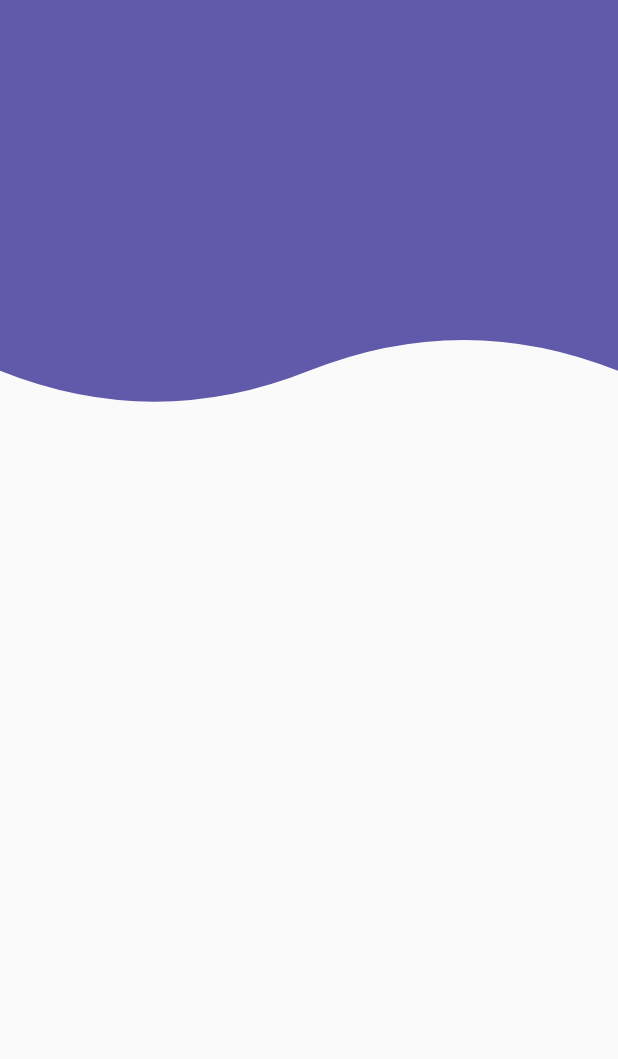
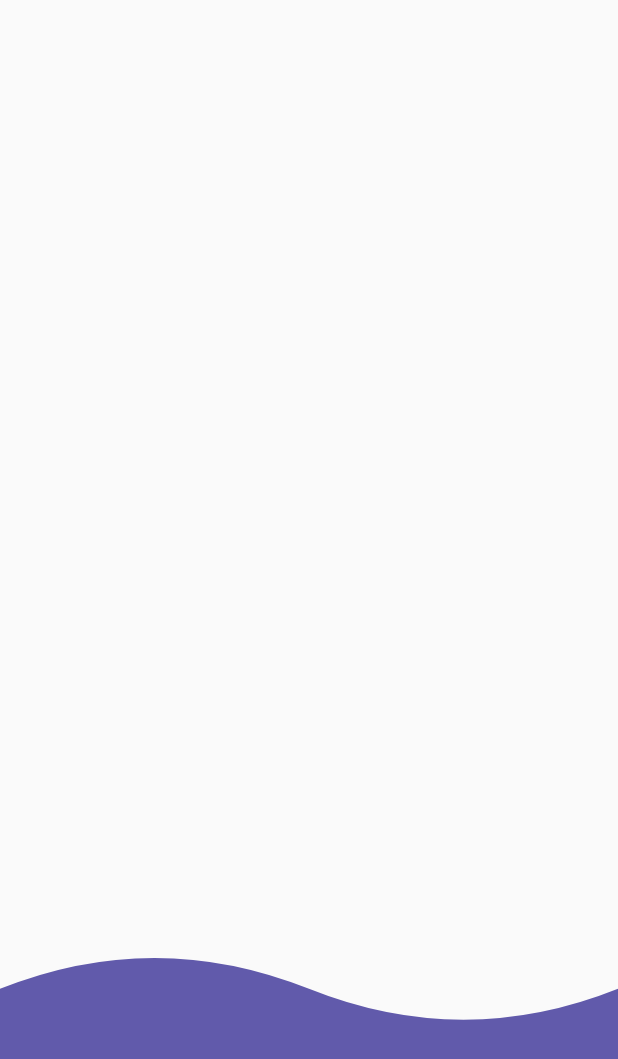
Before and after one commit to FKSAxell/custom_painter, a Flutter app: the screen it shows after launch, on a phone screen of 412 x 824 dp. Shown: the top 1059 px of the screen. Run offline on Flutter 3.47's test engine with Material 2 defaults, Android fonts, the phone set to English and light mode, and no system bars.

Commit message:
HeaderWaveBottom

```diff
--- a/lib/src/pages/headers_page.dart
+++ b/lib/src/pages/headers_page.dart
@@ -5,7 +5,7 @@ class HeadersPage extends StatelessWidget {
   @override
   Widget build(BuildContext context) {
     return Scaffold(
-      body: HeaderWave()
+      body: HeaderWaveBottom()
     );
   }
 }
--- a/lib/src/widgets/headers.dart
+++ b/lib/src/widgets/headers.dart
@@ -230,3 +230,50 @@ class _HeaderWavePainter extends CustomPainter {
     return true;
   }
 }
+
+
+class HeaderWaveBottom extends StatelessWidget {
+  @override
+  Widget build(BuildContext context) {
+    return Container(
+      height: double.infinity,
+      width: double.infinity,
+      child: CustomPaint(
+        painter: _HeaderWaveBottomPainter(),
+      ),
+    );
+  }
+}
+
+class _HeaderWaveBottomPainter extends CustomPainter {
+  @override
+  void paint(Canvas canvas, Size size) {
+    final lapiz = Paint();
+
+    // Propiedades
+    lapiz.color = Color(0xff615AAB);
+    lapiz.style = PaintingStyle.fill; //.fill rellenar
+    lapiz.strokeWidth = 20;
+
+    final path = new Path();
+
+    //Dibujar con el path y el lapiz
+    // path.lineTo(0, size.height * 0.30);
+    // path.quadraticBezierTo(size.width*0.25, size.height*0.35, size.width*0.5, size.height*0.30);
+    // path.quadraticBezierTo(size.width*0.75, size.height*0.25, size.width, size.height*0.30);
+    // path.lineTo(size.width, 0);
+
+    path.moveTo(0, size.height * 0.80);
+    path.quadraticBezierTo(size.width*0.25, size.height*0.75, size.width*0.5, size.height*0.80);
+    path.quadraticBezierTo(size.width*0.75, size.height*0.85, size.width, size.height*0.80);
+    path.lineTo(size.width, size.height);
+    path.lineTo(0, size.height);
+
+    canvas.drawPath(path, lapiz);
+  }
+
+  @override
+  bool shouldRepaint(covariant CustomPainter oldDelegate) {
+    return true;
+  }
+}
```
